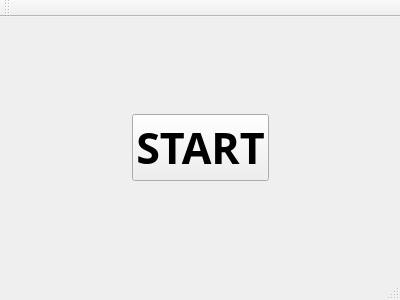
Above: BigProject/mymainwindow.ui from HaoyunHong/Analog-interface-of-digital-microfluidic-biochip before the change. Below: the same form after it.
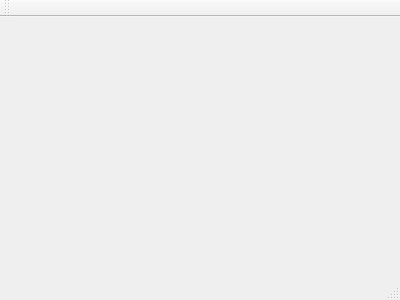
That is the form after the change.

```diff
--- a/BigProject/mymainwindow.ui
+++ b/BigProject/mymainwindow.ui
@@ -15,79 +15,11 @@
   </property>
   <widget class="QWidget" name="centralWidget">
    <layout class="QGridLayout" name="gridLayout">
-    <item row="0" column="1">
-     <spacer name="verticalSpacer">
-      <property name="orientation">
-       <enum>Qt::Vertical</enum>
-      </property>
-      <property name="sizeHint" stdset="0">
-       <size>
-        <width>20</width>
-        <height>15</height>
-       </size>
-      </property>
-     </spacer>
-    </item>
-    <item row="1" column="0">
-     <spacer name="horizontalSpacer">
-      <property name="orientation">
-       <enum>Qt::Horizontal</enum>
-      </property>
-      <property name="sizeHint" stdset="0">
-       <size>
-        <width>68</width>
-        <height>20</height>
-       </size>
-      </property>
-     </spacer>
-    </item>
-    <item row="1" column="1">
+    <item row="0" column="0">
      <widget class="QWidget" name="widget" native="true">
-      <layout class="QHBoxLayout" name="horizontalLayout">
-       <item>
-        <widget class="QPushButton" name="startButton">
-         <property name="font">
-          <font>
-           <family>Arial Black</family>
-           <pointsize>32</pointsize>
-           <weight>75</weight>
-           <bold>true</bold>
-          </font>
-         </property>
-         <property name="text">
-          <string>START</string>
-         </property>
-        </widget>
-       </item>
-      </layout>
+      <layout class="QHBoxLayout" name="horizontalLayout"/>
      </widget>
     </item>
-    <item row="1" column="2">
-     <spacer name="horizontalSpacer_2">
-      <property name="orientation">
-       <enum>Qt::Horizontal</enum>
-      </property>
-      <property name="sizeHint" stdset="0">
-       <size>
-        <width>67</width>
-        <height>20</height>
-       </size>
-      </property>
-     </spacer>
-    </item>
-    <item row="2" column="1">
-     <spacer name="verticalSpacer_2">
-      <property name="orientation">
-       <enum>Qt::Vertical</enum>
-      </property>
-      <property name="sizeHint" stdset="0">
-       <size>
-        <width>20</width>
-        <height>73</height>
-       </size>
-      </property>
-     </spacer>
-    </item>
    </layout>
   </widget>
   <widget class="QMenuBar" name="menuBar">
```
